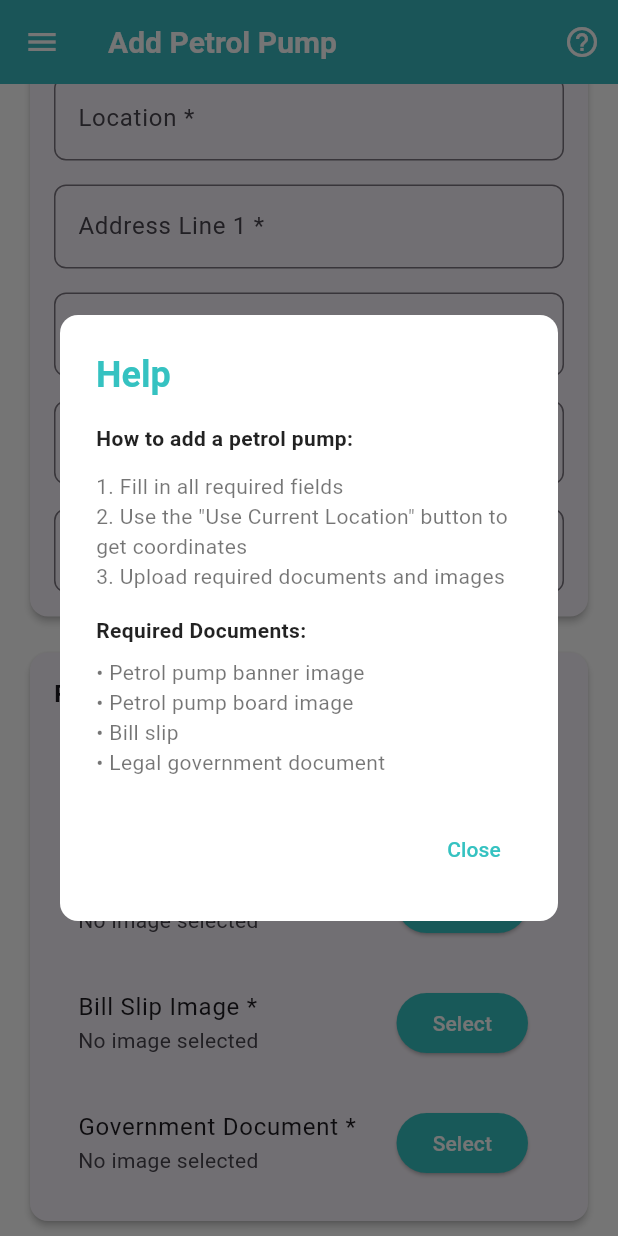
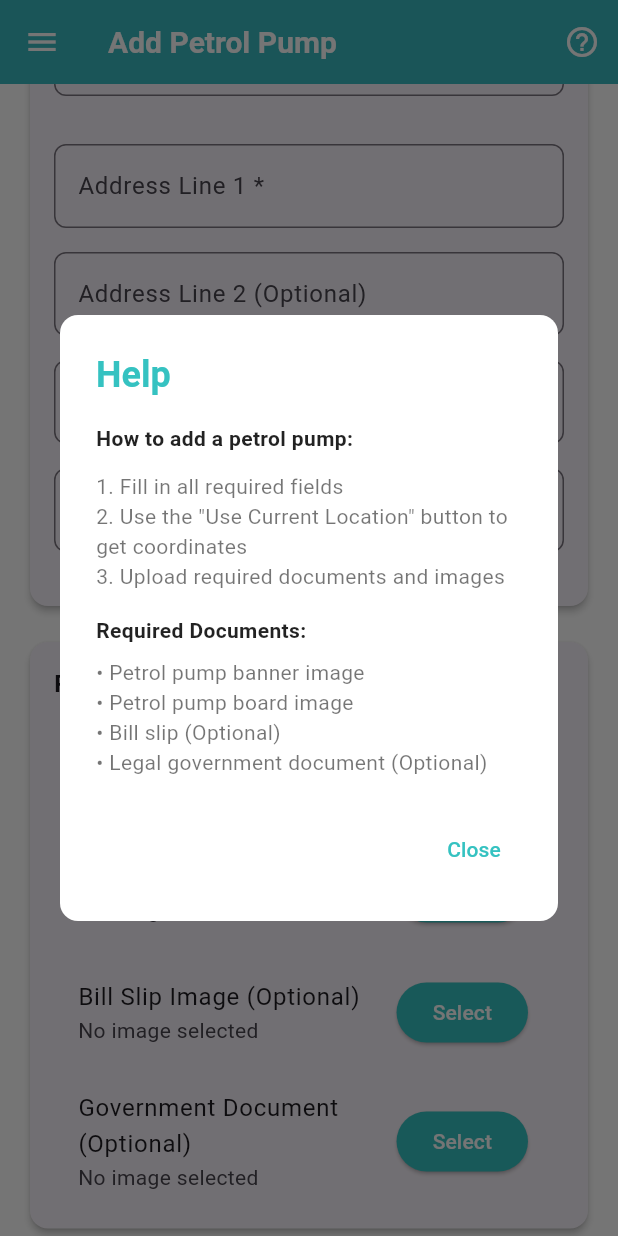
Before and after one commit to Maydiv123/Click, a Flutter app: the AddPetrolPumpScreen screen opened directly, scrolled down 1152 dp, after a tap on the "help outline" icon, on a phone screen of 412 x 824 dp. Run offline on Flutter 3.47's test engine with Material 3 defaults, Android fonts, the light colour scheme and no system bars; our stand-ins replace audioplayers, camera, cloud_firestore, cross_file, file_picker, firebase_analytics and 15 more; accounts and stored records are empty.

Commit message:
Refactor Add Petrol Pump Screen to Improve Form Handling and UI
- Initialized the location controller with an empty string as the location field is now hidden from the user.
- Updated the progress calculation to exclude the hidden location field, adjusting the total required fields from 14 to 13.
- Enhanced the progress calculation to include optional fields with reduced weight, improving user feedback on form completion.
- Modified validation messages to clarify that only required fields need to be completed for submission.
- Updated UI elements for optional fields and improved layout consistency, including adjustments to padding and margins for better visual appeal.

```diff
--- a/lib/screens/add_petrol_pump_screen.dart
+++ b/lib/screens/add_petrol_pump_screen.dart
@@ -75,6 +75,9 @@ class _AddPetrolPumpScreenState extends State<AddPetrolPumpScreen> {
   @override
   void initState() {
     super.initState();
+    // Initialize location controller with empty string since it's hidden
+    _locationController.text = "";
+
     _updateProgress();
 
     // Add listener to pincode field to auto-fetch details when pincode is entered
@@ -121,30 +124,46 @@ class _AddPetrolPumpScreenState extends State<AddPetrolPumpScreen> {
   }
 
   void _updateProgress() {
-    int totalFields = 18; // Total number of required fields including images and regional office
+    // Update total fields count (removed optional fields from required count and location field)
+    int totalFields = 13; // Reduced from 14 to 13 (removed location field as it's hidden now)
     int filledFields = 0;
 
+    // Required fields
     if (_zoneController.text.isNotEmpty) filledFields++;
     if (_salesAreaController.text.isNotEmpty) filledFields++;
     if (_coClDoController.text.isNotEmpty) filledFields++;
     if (_districtController.text.isNotEmpty) filledFields++;
-    if (_regionalOfficeController.text.isNotEmpty) filledFields++; // Added regional office
-    if (_sapCodeController.text.isNotEmpty) filledFields++;
+    if (_regionalOfficeController.text.isNotEmpty) filledFields++;
     if (_customerNameController.text.isNotEmpty) filledFields++;
-    if (_locationController.text.isNotEmpty) filledFields++;
+    // Location field is hidden and not counted
     if (_addressLine1Controller.text.isNotEmpty) filledFields++;
-    if (_addressLine2Controller.text.isNotEmpty) filledFields++;
     if (_pincodeController.text.isNotEmpty) filledFields++;
     if (_dealerNameController.text.isNotEmpty) filledFields++;
     if (_contactDetailsController.text.isNotEmpty) filledFields++;
     if (_latitudeController.text.isNotEmpty && _longitudeController.text.isNotEmpty) filledFields++;
     if (_bannerImage != null) filledFields++;
     if (_boardImage != null) filledFields++;
-    if (_billSlipImage != null) filledFields++;
-    if (_governmentDocImage != null) filledFields++;
+
+    // Optional fields - these contribute to progress but aren't required
+    // We'll give them half weight compared to required fields
+    int optionalFieldsCount = 0;
+    int optionalFieldsFilled = 0;
+
+    if (_sapCodeController.text.isNotEmpty) optionalFieldsFilled++;
+    if (_addressLine2Controller.text.isNotEmpty) optionalFieldsFilled++;
+    if (_billSlipImage != null) optionalFieldsFilled++;
+    if (_governmentDocImage != null) optionalFieldsFilled++;
+
+    optionalFieldsCount = 4; // Total optional fields
+
+    // Calculate progress including optional fields with reduced weight
+    double requiredProgress = filledFields / totalFields;
+    double optionalProgress = (optionalFieldsFilled / optionalFieldsCount) * 0.1; // Optional fields contribute up to 10% extra
 
     setState(() {
-      _progressValue = filledFields / totalFields;
+      _progressValue = requiredProgress + optionalProgress;
+      // Cap at 1.0 in case optional fields push it over 100%
+      if (_progressValue > 1.0) _progressValue = 1.0;
     });
   }
 
@@ -473,11 +492,12 @@ class _AddPetrolPumpScreenState extends State<AddPetrolPumpScreen> {
 
   void _submitForm() async {
     if (_formKey.currentState?.validate() ?? false) {
-      // Check if the form is at least 70% complete
+      // Check if the form is at least 70% complete based on required fields only
+      // We've already adjusted the progress calculation to handle optional fields
       if (_progressValue < 0.7) {
         ScaffoldMessenger.of(context).showSnackBar(
           const SnackBar(
-            content: Text('Please complete at least 70% of the form before submitting'),
+            content: Text('Please complete at least 70% of the required fields before submitting'),
             backgroundColor: Colors.orange,
           ),
         );
@@ -570,7 +590,7 @@ class _AddPetrolPumpScreenState extends State<AddPetrolPumpScreen> {
           district: _districtController.text,
           sapCode: _sapCodeController.text,
           customerName: _customerNameController.text,
-          location: _locationController.text,
+          location: "", // Location field is hidden, setting to empty string
           addressLine1: _addressLine1Controller.text,
           addressLine2: _addressLine2Controller.text,
           pincode: _pincodeController.text,
@@ -791,8 +811,19 @@ class _AddPetrolPumpScreenState extends State<AddPetrolPumpScreen> {
                           const SizedBox(height: 16),
                           Row(
                             mainAxisAlignment: MainAxisAlignment.spaceEvenly,
+                            mainAxisSize: MainAxisSize.max, // Ensure row takes full width
                             children: _companies.map((company) {
                               final isSelected = _selectedCompany == company;
+                              // Get the appropriate image path for each company
+                              String imagePath = '';
+                              if (company == 'HPCL') {
+                                imagePath = 'assets/images/HPCL Color.png';
+                              } else if (company == 'BPCL') {
+                                imagePath = 'assets/images/BPCL Color.png';
+                              } else if (company == 'IOCL') {
+                                imagePath = 'assets/images/IOCL Color.png';
+                              }
+
                               return GestureDetector(
                                 onTap: () {
                                   setState(() {
@@ -806,33 +837,32 @@ class _AddPetrolPumpScreenState extends State<AddPetrolPumpScreen> {
                                   }
                                 },
                                 child: Container(
-                                  padding: const EdgeInsets.symmetric(
-                                    horizontal: 16,
-                                    vertical: 12,
+                                  width: 80,
+                                  height: 80,
+                                  padding: const EdgeInsets.all(6), // Even padding all around
+                                                                      decoration: BoxDecoration(
+                                    color: isSelected ? const Color(0xFF35C2C1).withOpacity(0.1) : Colors.white,
+                                    borderRadius: BorderRadius.circular(12),
+                                    border: Border.all(
+                                      color: isSelected ? const Color(0xFF35C2C1) : Colors.grey.shade300,
+                                      width: isSelected ? 3 : 1,
+                                    ),
+                                    boxShadow: [
+                                      BoxShadow(
+                                        color: isSelected
+                                          ? const Color(0xFF35C2C1).withOpacity(0.4)
+                                          : Colors.grey.withOpacity(0.1),
+                                        blurRadius: 8,
+                                        offset: const Offset(0, 4),
+                                      ),
+                                    ],
                                   ),
-                                  decoration: BoxDecoration(
-                                    color: isSelected ? const Color(0xFF35C2C1) : Colors.white,
-                                    borderRadius: BorderRadius.circular(8),
-                                    border: Border.all(
-                                      color: isSelected ? const Color(0xFF35C2C1) : Colors.grey,
-                                      width: 2,
-                                    ),
-                                    boxShadow: isSelected
-                                        ? [
-                                            BoxShadow(
-                                              color: const Color(0xFF35C2C1).withOpacity(0.3),
-                                              blurRadius: 8,
-                                              offset: const Offset(0, 4),
-                                            ),
-                                          ]
-                                        : null,
-                                  ),
-                                  child: Text(
-                                    company,
-                                    style: TextStyle(
-                                      fontSize: 16,
-                                      fontWeight: FontWeight.bold,
-                                      color: isSelected ? Colors.white : Colors.black87,
+                                  child: Center(
+                                    child: Image.asset(
+                                      imagePath,
+                                      height: 55, // Increased height to fill the container
+                                      width: 55, // Increased width to fill the container
+                                      fit: BoxFit.contain,
                                     ),
                                   ),
                                 ),
@@ -1154,21 +1184,17 @@ class _AddPetrolPumpScreenState extends State<AddPetrolPumpScreen> {
                           ),
                           const SizedBox(height: 12),
 
-                          // SAP Code field
+                          // SAP Code field (optional)
                           TextFormField(
                             controller: _sapCodeController,
                             decoration: InputDecoration(
-                              labelText: 'SAP Code *',
+                              labelText: 'SAP Code (Optional)',
                               border: OutlineInputBorder(
                                 borderRadius: BorderRadius.circular(8),
                               ),
-                            ),
-                            validator: (value) {
-                              if (value == null || value.isEmpty) {
-                                return 'Please enter SAP Code';
-                              }
-                              return null;
-                            },
+                              hintText: 'Enter SAP Code if available',
+                            ),
+                            // No validation since it's optional
                             onChanged: (_) => _updateProgress(),
                           ),
                           const SizedBox(height: 16),
@@ -1177,7 +1203,7 @@ class _AddPetrolPumpScreenState extends State<AddPetrolPumpScreen> {
                           TextFormField(
                             controller: _customerNameController,
                             decoration: InputDecoration(
-                              labelText: 'Customer Name *',
+                              labelText: 'Petrol Pump Name *',
                               border: OutlineInputBorder(
                                 borderRadius: BorderRadius.circular(8),
                               ),
@@ -1192,23 +1218,8 @@ class _AddPetrolPumpScreenState extends State<AddPetrolPumpScreen> {
                           ),
                           const SizedBox(height: 16),
 
-                          // Location field
-                          TextFormField(
-                            controller: _locationController,
-                            decoration: InputDecoration(
-                              labelText: 'Location *',
-                              border: OutlineInputBorder(
-                                borderRadius: BorderRadius.circular(8),
-                              ),
-                            ),
-                            validator: (value) {
-                              if (value == null || value.isEmpty) {
-                                return 'Please enter Location';
-                              }
-                              return null;
-                            },
-                            onChanged: (_) => _updateProgress(),
-                          ),
+                          // Location field is hidden from the user
+                          // We'll set it to an empty string in the backend
                           const SizedBox(height: 16),
 
                           // Address Line 1 field
@@ -1230,21 +1241,17 @@ class _AddPetrolPumpScreenState extends State<AddPetrolPumpScreen> {
                           ),
                           const SizedBox(height: 16),
 
-                          // Address Line 2 field
+                          // Address Line 2 field (optional)
                           TextFormField(
                             controller: _addressLine2Controller,
                             decoration: InputDecoration(
-                              labelText: 'Address Line 2 *',
+                              labelText: 'Address Line 2 (Optional)',
                               border: OutlineInputBorder(
                                 borderRadius: BorderRadius.circular(8),
                               ),
-                            ),
-                            validator: (value) {
-                              if (value == null || value.isEmpty) {
-                                return 'Please enter Address Line 2';
-                              }
-                              return null;
-                            },
+                              hintText: 'Additional address details if needed',
+                            ),
+                            // No validation since it's optional
                             onChanged: (_) => _updateProgress(),
                           ),
                           const SizedBox(height: 16),
@@ -1268,19 +1275,26 @@ class _AddPetrolPumpScreenState extends State<AddPetrolPumpScreen> {
                           ),
                           const SizedBox(height: 16),
 
-                          // Contact Details field
+                          // Contact Details field (10-digit mobile number)
                           TextFormField(
                             controller: _contactDetailsController,
-                            decoration: InputDecoration(
-                              labelText: 'Contact Details *',
+                                                          decoration: InputDecoration(
+                              labelText: 'Mobile Number *',
+                              hintText: 'Enter 10-digit mobile number',
                               border: OutlineInputBorder(
                                 borderRadius: BorderRadius.circular(8),
                               ),
+                              prefixText: '+91 ',
+                              // Remove the static counterText since maxLength will show a counter automatically
                             ),
                             keyboardType: TextInputType.phone,
+                            maxLength: 10,
                             validator: (value) {
                               if (value == null || value.isEmpty) {
-                                return 'Please enter Contact Details';
+                                return 'Please enter mobile number';
+                              }
+                              if (value.length != 10 || !RegExp(r'^[0-9]{10}$').hasMatch(value)) {
+                                return 'Please enter valid 10-digit mobile number';
                               }
                               return null;
                             },
@@ -1346,9 +1360,9 @@ class _AddPetrolPumpScreenState extends State<AddPetrolPumpScreen> {
                           ),
                           const SizedBox(height: 8),
 
-                          // Bill Slip Image
+                          // Bill Slip Image (optional)
                           ListTile(
-                            title: const Text('Bill Slip Image *'),
+                            title: const Text('Bill Slip Image (Optional)'),
                             subtitle: _billSlipImage != null
                                 ? Text('Selected: ${_billSlipImage!.name}')
                                 : const Text('No image selected'),
@@ -1363,9 +1377,9 @@ class _AddPetrolPumpScreenState extends State<AddPetrolPumpScreen> {
                           ),
                           const SizedBox(height: 8),
 
-                          // Government Document Image
+                          // Government Document Image (optional)
                           ListTile(
-                            title: const Text('Government Document *'),
+                            title: const Text('Government Document (Optional)'),
                             subtitle: _governmentDocImage != null
                                 ? Text('Selected: ${_governmentDocImage!.name}')
                                 : const Text('No image selected'),
@@ -1443,8 +1457,8 @@ class _AddPetrolPumpScreenState extends State<AddPetrolPumpScreen> {
               SizedBox(height: 8),
               Text('• Petrol pump banner image', style: TextStyle(color: Colors.black54)),
               Text('• Petrol pump board image', style: TextStyle(color: Colors.black54)),
-              Text('• Bill slip', style: TextStyle(color: Colors.black54)),
-              Text('• Legal government document', style: TextStyle(color: Colors.black54)),
+              Text('• Bill slip (Optional)', style: TextStyle(color: Colors.black54)),
+              Text('• Legal government document (Optional)', style: TextStyle(color: Colors.black54)),
             ],
           ),
         ),
--- a/lib/screens/home_screen.dart
+++ b/lib/screens/home_screen.dart
@@ -436,6 +436,7 @@ class _HomeScreenState extends State<HomeScreen> {
                         children: [
                           // First Card - User Details
                           Container(
+                            margin: const EdgeInsets.only(right: 8), // Add margin to create gap
                             padding: const EdgeInsets.all(12),
                             decoration: BoxDecoration(
                               gradient: LinearGradient(
@@ -604,6 +605,7 @@ class _HomeScreenState extends State<HomeScreen> {
 
                           // Second Card - Team Details
                           Container(
+                            margin: const EdgeInsets.symmetric(horizontal: 4), // Add margin to create gap
                             padding: const EdgeInsets.all(12),
                             decoration: BoxDecoration(
                               gradient: LinearGradient(
@@ -714,6 +716,7 @@ class _HomeScreenState extends State<HomeScreen> {
 
                           // Third Card - Statistics
                           Container(
+                            margin: const EdgeInsets.symmetric(horizontal: 4), // Add margin to create gap
                             padding: const EdgeInsets.all(10),
                             decoration: BoxDecoration(
                               gradient: LinearGradient(
@@ -791,6 +794,7 @@ class _HomeScreenState extends State<HomeScreen> {
 
                           // Fourth Card - Ads
                           Container(
+                            margin: const EdgeInsets.only(left: 8), // Add margin to create gap
                             padding: const EdgeInsets.all(10),
                             decoration: BoxDecoration(
                               gradient: LinearGradient(
@@ -1931,7 +1935,7 @@ class _HomeScreenState extends State<HomeScreen> {
           buttonColor = Colors.deepPurple.withOpacity(0.7);
           break;
         case 3:
-          buttonColor = Colors.orange.withOpacity(0.7);
+          buttonColor = Colors.deepOrange.withOpacity(0.7);
           break;
         default:
           buttonColor = Colors.grey.withOpacity(0.7);
```
